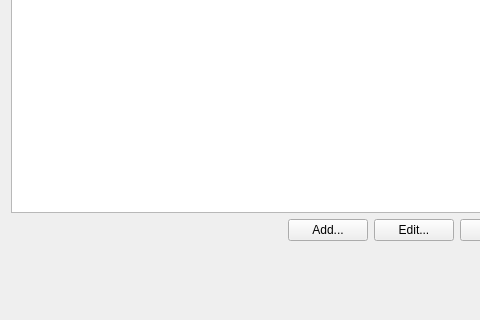
Above: src/editvariablegrowthdialog.ui from redmoon1945/gbp before the change; both pictures show x 0 to 480 and y 280 to 600 of the 1000 by 600 pixel window. Below: the same form after it.
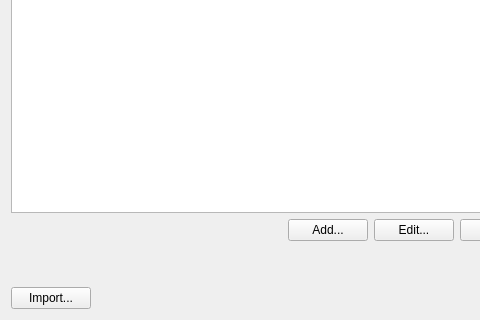
That is the form after the change.

The edit to the form file:
```diff
--- a/src/editvariablegrowthdialog.ui
+++ b/src/editvariablegrowthdialog.ui
@@ -167,6 +167,19 @@
      </item>
      <item>
       <layout class="QHBoxLayout" name="horizontalLayout">
+       <item>
+        <widget class="QPushButton" name="importPushButton">
+         <property name="toolTip">
+          <string>&lt;html&gt;&lt;head/&gt;&lt;body&gt;&lt;p&gt;Fill the content of the list with values extracted from a CSV file (TAB separated fields). Current content is replaced just before the import.&lt;/p&gt;&lt;/body&gt;&lt;/html&gt;</string>
+         </property>
+         <property name="text">
+          <string>Import...</string>
+         </property>
+         <property name="autoDefault">
+          <bool>false</bool>
+         </property>
+        </widget>
+       </item>
        <item>
         <spacer name="horizontalSpacer">
          <property name="orientation">
```
Left out of the diff: 3 changed lines with no effect on the pictures.
